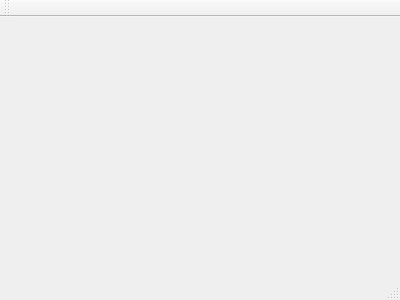
Above: mainwindow.ui from thongdk8/face_recognition_GUI before the change. Below: the same form after it.
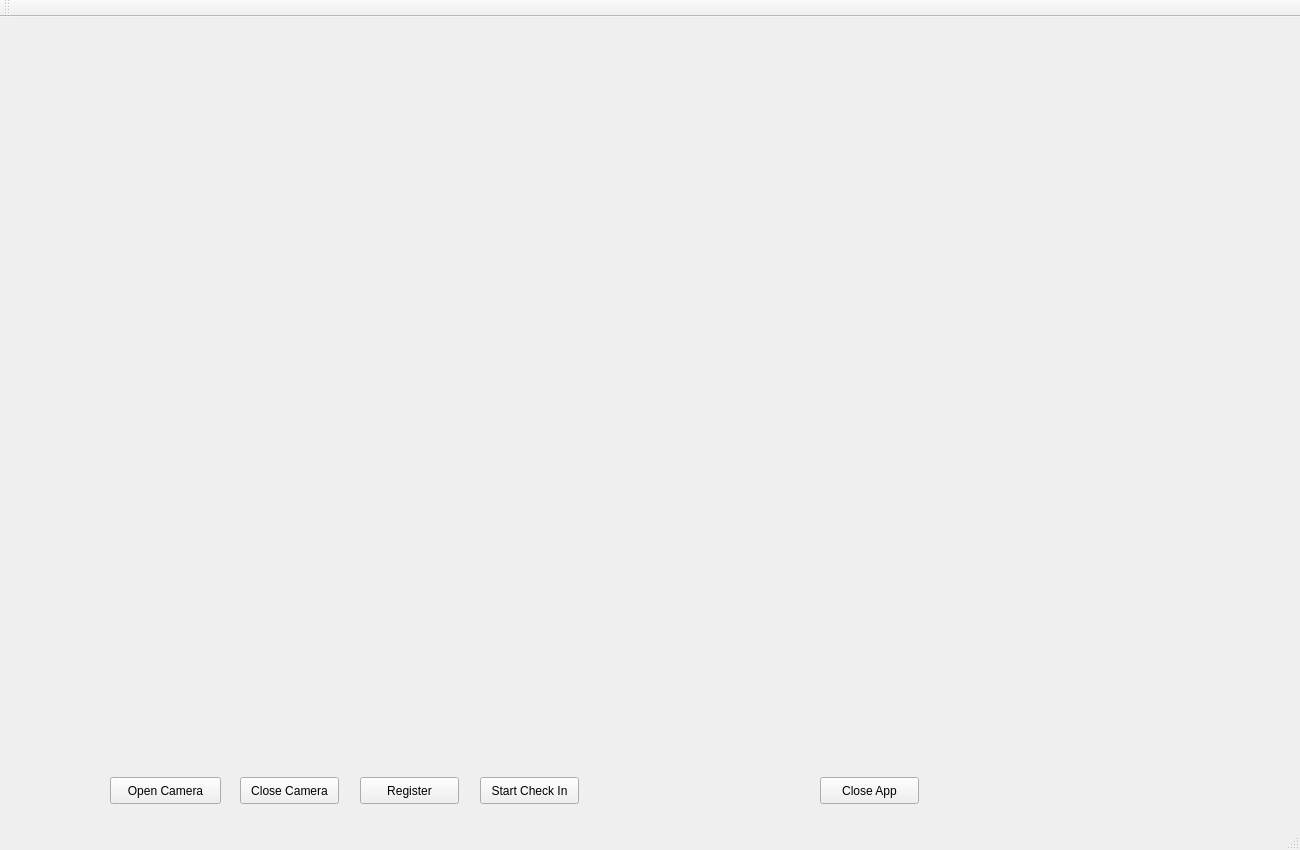
That is the form after the change.

Diff of the .ui file:
```diff
--- a/mainwindow.ui
+++ b/mainwindow.ui
@@ -1,24 +1,121 @@
 <ui version="4.0">
  <class>MainWindow</class>
- <widget class="QMainWindow" name="MainWindow" >
-  <property name="geometry" >
+ <widget class="QMainWindow" name="MainWindow">
+  <property name="geometry">
    <rect>
     <x>0</x>
     <y>0</y>
-    <width>400</width>
-    <height>300</height>
+    <width>1300</width>
+    <height>850</height>
    </rect>
   </property>
   <property name="windowTitle" >
    <string>MainWindow</string>
   </property>
-  <widget class="QMenuBar" name="menuBar" />
-  <widget class="QToolBar" name="mainToolBar" />
-  <widget class="QWidget" name="centralWidget" />
-  <widget class="QStatusBar" name="statusBar" />
+  <widget class="QWidget" name="centralWidget">
+   <widget class="QPushButton" name="pushRegistration">
+    <property name="geometry">
+     <rect>
+      <x>360</x>
+      <y>760</y>
+      <width>99</width>
+      <height>27</height>
+     </rect>
+    </property>
+    <property name="text">
+     <string>Register</string>
+    </property>
+   </widget>
+   <widget class="QPushButton" name="pushCheckIn">
+    <property name="geometry">
+     <rect>
+      <x>480</x>
+      <y>760</y>
+      <width>99</width>
+      <height>27</height>
+     </rect>
+    </property>
+    <property name="text">
+     <string>Start Check In</string>
+    </property>
+   </widget>
+   <widget class="QLabel" name="imageScreen">
+    <property name="geometry">
+     <rect>
+      <x>10</x>
+      <y>10</y>
+      <width>1280</width>
+      <height>720</height>
+     </rect>
+    </property>
+    <property name="autoFillBackground">
+     <bool>false</bool>
+    </property>
+    <property name="text">
+     <string/>
+    </property>
+   </widget>
+   <widget class="QPushButton" name="pushOpenCamera">
+    <property name="geometry">
+     <rect>
+      <x>110</x>
+      <y>760</y>
+      <width>111</width>
+      <height>27</height>
+     </rect>
+    </property>
+    <property name="text">
+     <string>Open Camera</string>
+    </property>
+   </widget>
+   <widget class="QPushButton" name="pushCloseCamera">
+    <property name="geometry">
+     <rect>
+      <x>240</x>
+      <y>760</y>
+      <width>99</width>
+      <height>27</height>
+     </rect>
+    </property>
+    <property name="text">
+     <string>Close Camera</string>
+    </property>
+   </widget>
+   <widget class="QPushButton" name="pushCloseApp">
+    <property name="geometry">
+     <rect>
+      <x>820</x>
+      <y>760</y>
+      <width>99</width>
+      <height>27</height>
+     </rect>
+    </property>
+    <property name="text">
+     <string>Close App</string>
+    </property>
+   </widget>
+  </widget>
+  <widget class="QMenuBar" name="menuBar">
+   <property name="geometry">
+    <rect>
+     <x>0</x>
+     <y>0</y>
+     <width>1300</width>
+     <height>25</height>
+    </rect>
+   </property>
+  </widget>
+  <widget class="QToolBar" name="mainToolBar">
+   <attribute name="toolBarArea">
+    <enum>TopToolBarArea</enum>
+   </attribute>
+   <attribute name="toolBarBreak">
+    <bool>false</bool>
+   </attribute>
+  </widget>
+  <widget class="QStatusBar" name="statusBar"/>
  </widget>
- <layoutDefault spacing="6" margin="11" />
- <pixmapfunction></pixmapfunction>
+ <layoutdefault spacing="6" margin="11"/>
  <resources/>
  <connections/>
 </ui>
```
Left out of the diff: 3 changed lines with no effect on the pictures.
